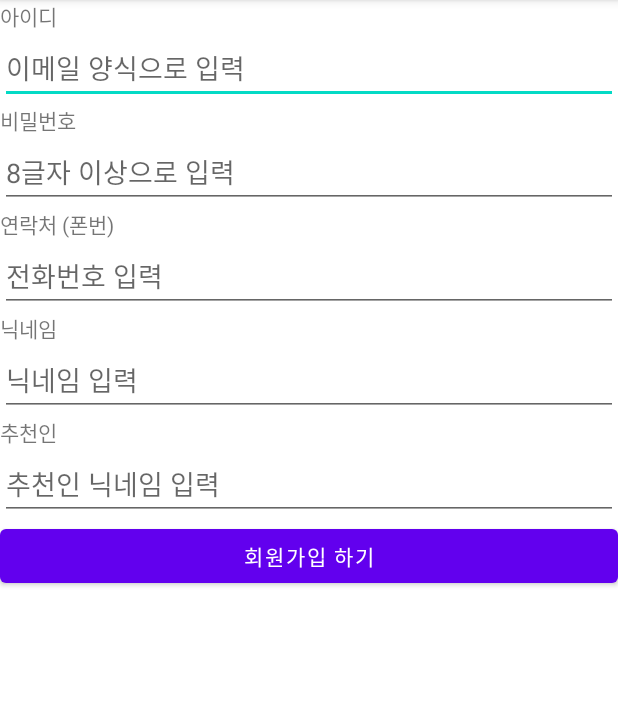
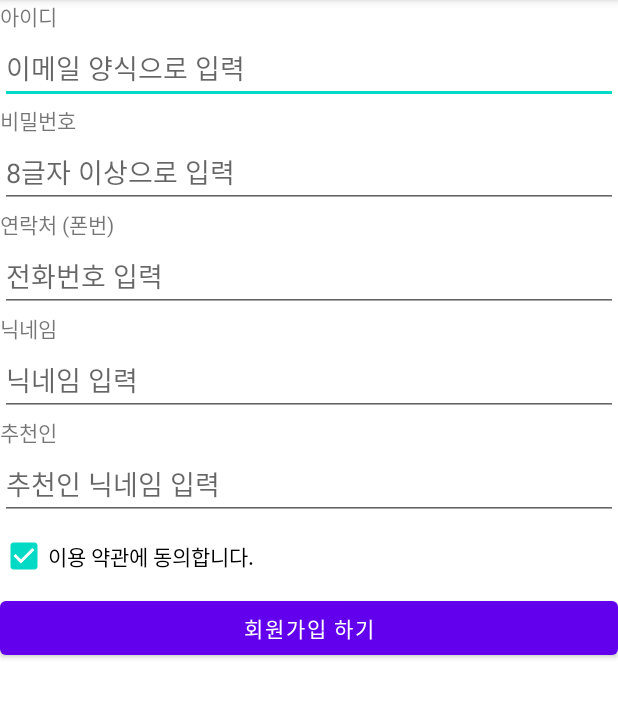
Before and after one commit to cho881020/UIPractice_20210306, an Android app: the screen it shows after launch (MainActivity), on a phone screen of 412 x 824 dp, the part 84-802 px from its top. Run offline under Robolectric (Android 15) with nearby library versions, the phone set to English and light mode, and no system bars.

```diff
--- a/app/src/main/res/layout/activity_main.xml
+++ b/app/src/main/res/layout/activity_main.xml
@@ -64,6 +64,12 @@
         android:singleLine="true"
         android:imeOptions="actionSearch"/>
 
+    <CheckBox
+        android:layout_width="wrap_content"
+        android:layout_height="wrap_content"
+        android:text="이용 약관에 동의합니다."
+        android:checked="true"/>
+
     <Button
         android:layout_width="match_parent"
         android:layout_height="wrap_content"
```
